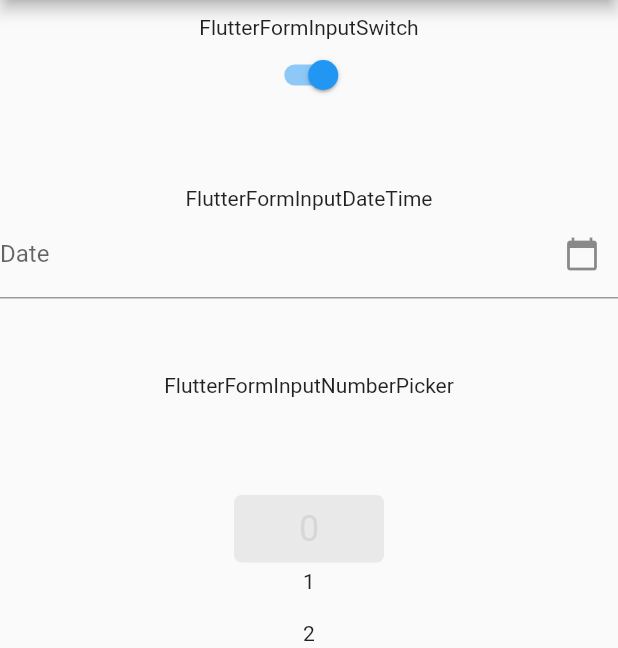
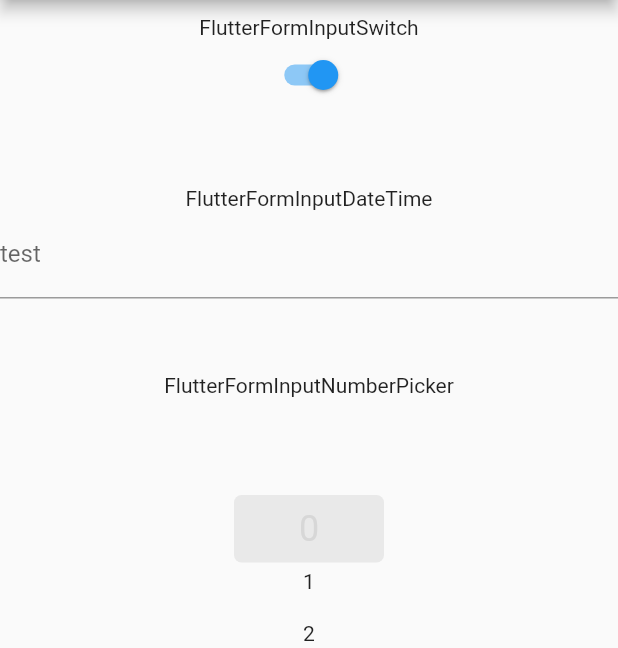
Before and after one commit to Iconica-Development/flutter_input_library, a Flutter app: the screen it shows after launch, on a phone screen of 412 x 824 dp, the part 84-732 px from its top. Run offline on Flutter 3.47's test engine with Material 2 defaults, Android fonts, the phone set to English and light mode, and no system bars; our stand-ins replace flutter_riverpod.

Commit message:
add decoration option for datetime input fields

```diff
--- a/example/lib/main.dart
+++ b/example/lib/main.dart
@@ -61,6 +61,7 @@ class _MyHomePageState extends State<MyHomePage> {
                 Container(height: 50),
                 const Text('FlutterFormInputDateTime'),
                 FlutterFormInputDateTime(
+                  decoration: const InputDecoration(label: Text('test')),
                   inputType: FlutterFormDateTimeType.time,
                   dateFormat: DateFormat('HH:mm'),
                   onChanged: (v) {
--- a/lib/src/inputs/date_picker/date_picker.dart
+++ b/lib/src/inputs/date_picker/date_picker.dart
@@ -16,6 +16,7 @@ enum FlutterFormDateTimeType {
 
 class FlutterFormInputDateTime extends ConsumerWidget {
   const FlutterFormInputDateTime({
+    this.decoration,
     Key? key,
     this.label,
     this.showIcon = true,
@@ -33,7 +34,7 @@ class FlutterFormInputDateTime extends ConsumerWidget {
   }) : super(
           key: key,
         );
-
+  final InputDecoration? decoration;
   final Widget? label;
   final bool showIcon;
   final FlutterFormDateTimeType inputType;
@@ -51,6 +52,7 @@ class FlutterFormInputDateTime extends ConsumerWidget {
   @override
   Widget build(BuildContext context, WidgetRef ref) {
     return DateTimeInputField(
+      decoration: decoration,
       label: label,
       icon: icon,
       firstDate: firstDate,
--- a/lib/src/inputs/date_picker/date_picker_field.dart
+++ b/lib/src/inputs/date_picker/date_picker_field.dart
@@ -11,6 +11,7 @@ import 'package:intl/intl.dart';
 
 class DateTimeInputField extends ConsumerStatefulWidget {
   const DateTimeInputField({
+    this.decoration,
     Key? key,
     required this.inputType,
     this.label,
@@ -28,6 +29,7 @@ class DateTimeInputField extends ConsumerStatefulWidget {
   }) : super(
           key: key,
         );
+  final InputDecoration? decoration;
   final FlutterFormDateTimeType inputType;
   final DateFormat dateFormat;
   final bool showIcon;
@@ -149,11 +151,12 @@ class _DateInputFieldState extends ConsumerState<DateTimeInputField> {
         });
       },
       validator: (value) => widget.validator?.call(value),
-      decoration: InputDecoration(
-        suffixIcon: widget.showIcon ? Icon(widget.icon) : null,
-        focusColor: Theme.of(context).primaryColor,
-        label: widget.label ?? const Text("Date"),
-      ),
+      decoration: widget.decoration ??
+          InputDecoration(
+            suffixIcon: widget.showIcon ? Icon(widget.icon) : null,
+            focusColor: Theme.of(context).primaryColor,
+            label: widget.label ?? const Text("Date"),
+          ),
     );
   }
 }
--- a/pubspec.yaml
+++ b/pubspec.yaml
@@ -1,6 +1,6 @@
 name: flutter_input_library
 description: A new Flutter package project.
-version: 1.0.0
+version: 1.0.1
 repository: https://github.com/Iconica-Development/flutter_input_library
 
 environment:
```
Also changed, not shown: 1 other file.
